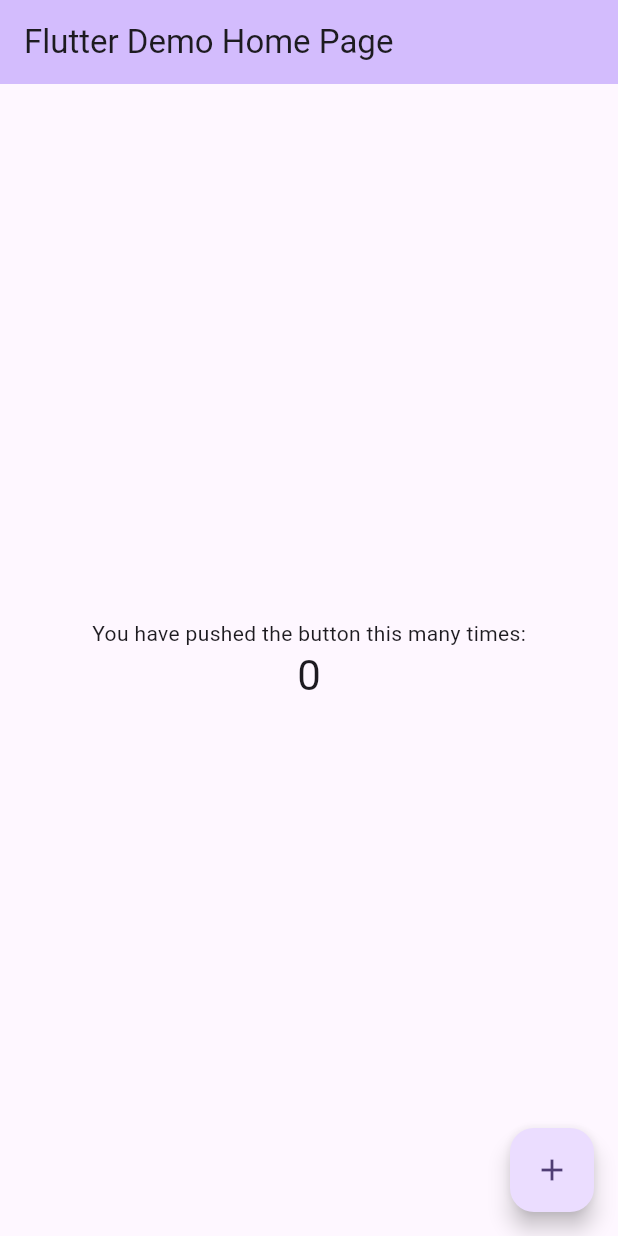
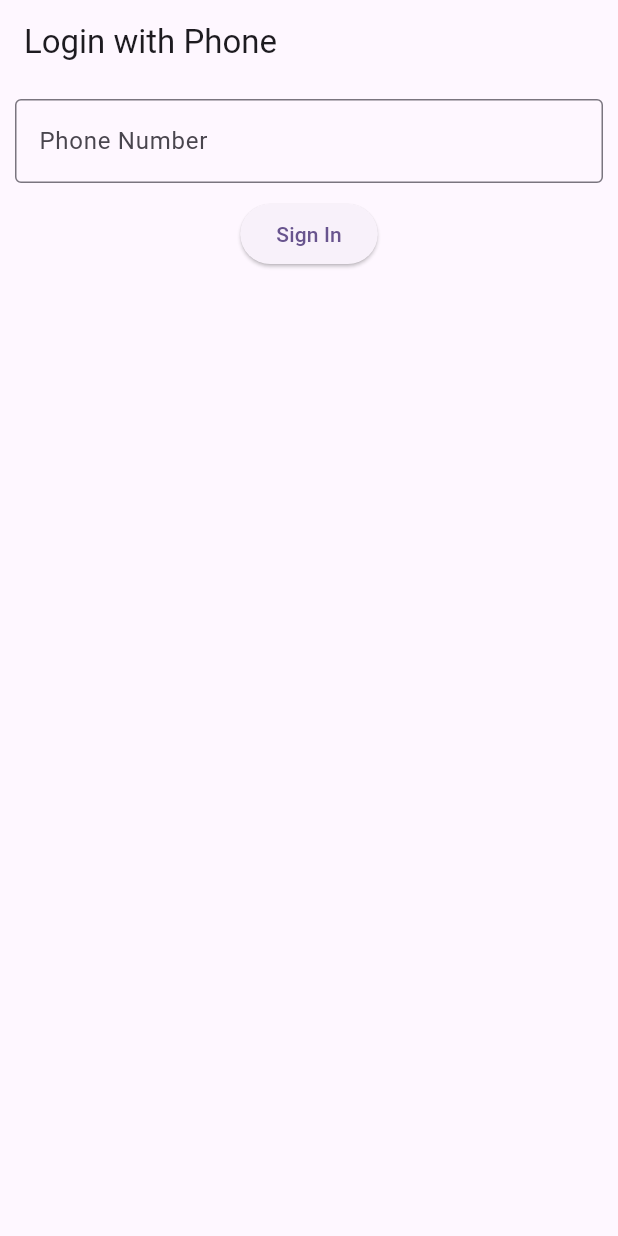
Before and after one commit to abidroid/bloc_cubit_phone_auth, a Flutter app: the screen it shows after launch, on a phone screen of 412 x 824 dp. Run offline on Flutter 3.47's test engine with Material 3 defaults, Android fonts, the phone set to English and light mode, and no system bars; our stand-ins replace bloc, firebase_auth, firebase_core, flutter_bloc; accounts and stored records are empty.

Commit message:
sign in page done

```diff
--- a/lib/main.dart
+++ b/lib/main.dart
@@ -1,7 +1,10 @@
 import 'dart:io';
 
+import 'package:bloc_cubit_phone_auth/cubits/auth_cubit/auth_cubit.dart';
+import 'package:bloc_cubit_phone_auth/screens/sign_in_screen.dart';
 import 'package:firebase_core/firebase_core.dart';
 import 'package:flutter/material.dart';
+import 'package:flutter_bloc/flutter_bloc.dart';
 
 void main() async {
   WidgetsFlutterBinding.ensureInitialized();
@@ -25,116 +28,16 @@ class MyApp extends StatelessWidget {
   // This widget is the root of your application.
   @override
   Widget build(BuildContext context) {
-    return MaterialApp(
-      title: 'Flutter Demo',
-      theme: ThemeData(
-        // This is the theme of your application.
-        //
-        // TRY THIS: Try running your application with "flutter run". You'll see
-        // the application has a purple toolbar. Then, without quitting the app,
-        // try changing the seedColor in the colorScheme below to Colors.green
-        // and then invoke "hot reload" (save your changes or press the "hot
-        // reload" button in a Flutter-supported IDE, or press "r" if you used
-        // the command line to start the app).
-        //
-        // Notice that the counter didn't reset back to zero; the application
-        // state is not lost during the reload. To reset the state, use hot
-        // restart instead.
-        //
-        // This works for code too, not just values: Most code changes can be
-        // tested with just a hot reload.
-        colorScheme: ColorScheme.fromSeed(seedColor: Colors.deepPurple),
-        useMaterial3: true,
+    return BlocProvider<AuthCubit>(
+      create: (context) => AuthCubit(),
+      child: MaterialApp(
+        title: 'Flutter Demo',
+        theme: ThemeData(
+          colorScheme: ColorScheme.fromSeed(seedColor: Colors.deepPurple),
+          useMaterial3: true,
+        ),
+        home: SignInScreen(),
       ),
-      home: const MyHomePage(title: 'Flutter Demo Home Page'),
     );
   }
 }
-
-class MyHomePage extends StatefulWidget {
-  const MyHomePage({super.key, required this.title});
-
-  // This widget is the home page of your application. It is stateful, meaning
-  // that it has a State object (defined below) that contains fields that affect
-  // how it looks.
-
-  // This class is the configuration for the state. It holds the values (in this
-  // case the title) provided by the parent (in this case the App widget) and
-  // used by the build method of the State. Fields in a Widget subclass are
-  // always marked "final".
-
-  final String title;
-
-  @override
-  State<MyHomePage> createState() => _MyHomePageState();
-}
-
-class _MyHomePageState extends State<MyHomePage> {
-  int _counter = 0;
-
-  void _incrementCounter() {
-    setState(() {
-      // This call to setState tells the Flutter framework that something has
-      // changed in this State, which causes it to rerun the build method below
-      // so that the display can reflect the updated values. If we changed
-      // _counter without calling setState(), then the build method would not be
-      // called again, and so nothing would appear to happen.
-      _counter++;
-    });
-  }
-
-  @override
-  Widget build(BuildContext context) {
-    // This method is rerun every time setState is called, for instance as done
-    // by the _incrementCounter method above.
-    //
-    // The Flutter framework has been optimized to make rerunning build methods
-    // fast, so that you can just rebuild anything that needs updating rather
-    // than having to individually change instances of widgets.
-    return Scaffold(
-      appBar: AppBar(
-        // TRY THIS: Try changing the color here to a specific color (to
-        // Colors.amber, perhaps?) and trigger a hot reload to see the AppBar
-        // change color while the other colors stay the same.
-        backgroundColor: Theme.of(context).colorScheme.inversePrimary,
-        // Here we take the value from the MyHomePage object that was created by
-        // the App.build method, and use it to set our appbar title.
-        title: Text(widget.title),
-      ),
-      body: Center(
-        // Center is a layout widget. It takes a single child and positions it
-        // in the middle of the parent.
-        child: Column(
-          // Column is also a layout widget. It takes a list of children and
-          // arranges them vertically. By default, it sizes itself to fit its
-          // children horizontally, and tries to be as tall as its parent.
-          //
-          // Column has various properties to control how it sizes itself and
-          // how it positions its children. Here we use mainAxisAlignment to
-          // center the children vertically; the main axis here is the vertical
-          // axis because Columns are vertical (the cross axis would be
-          // horizontal).
-          //
-          // TRY THIS: Invoke "debug painting" (choose the "Toggle Debug Paint"
-          // action in the IDE, or press "p" in the console), to see the
-          // wireframe for each widget.
-          mainAxisAlignment: MainAxisAlignment.center,
-          children: <Widget>[
-            const Text(
-              'You have pushed the button this many times:',
-            ),
-            Text(
-              '$_counter',
-              style: Theme.of(context).textTheme.headlineMedium,
-            ),
-          ],
-        ),
-      ),
-      floatingActionButton: FloatingActionButton(
-        onPressed: _incrementCounter,
-        tooltip: 'Increment',
-        child: const Icon(Icons.add),
-      ), // This trailing comma makes auto-formatting nicer for build methods.
-    );
-  }
-}
--- a/lib/screens/sign_in_screen.dart
+++ b/lib/screens/sign_in_screen.dart
@@ -0,0 +1,55 @@
+import 'package:bloc_cubit_phone_auth/cubits/auth_cubit/auth_cubit.dart';
+import 'package:bloc_cubit_phone_auth/screens/verify_phone_number.dart';
+import 'package:flutter/material.dart';
+import 'package:flutter_bloc/flutter_bloc.dart';
+
+class SignInScreen extends StatelessWidget {
+  TextEditingController phoneController = TextEditingController();
+
+  @override
+  Widget build(BuildContext context) {
+    return Scaffold(
+      appBar: AppBar(
+        title: const Text('Login with Phone'),
+      ),
+      body: Padding(
+        padding: const EdgeInsets.all(10.0),
+        child: Column(
+          children: [
+            TextField(
+              controller: phoneController,
+              maxLength: 10,
+              keyboardType: TextInputType.number,
+              decoration: const InputDecoration(
+                border: OutlineInputBorder(),
+                hintText: "Phone Number",
+                counterText: "",
+              ),
+            ),
+            const SizedBox(height: 10),
+            BlocConsumer<AuthCubit, AuthState>(builder: (context, state) {
+              if (state is AuthLoadingState) {
+                return const Center(
+                  child: CircularProgressIndicator(),
+                );
+              }
+
+              return ElevatedButton(
+                  onPressed: () {
+                    String phoneNumber = '+92${phoneController.text}';
+                    BlocProvider.of<AuthCubit>(context).sendOTP(phoneNumber);
+                  },
+                  child: const Text('Sign In'));
+            }, listener: (context, state) {
+              if (state is AuthCodeSentState) {
+                Navigator.of(context).push(MaterialPageRoute(builder: (_) {
+                  return const VerifyPhoneNumber();
+                }));
+              }
+            })
+          ],
+        ),
+      ),
+    );
+  }
+}
--- a/lib/screens/verify_phone_number.dart
+++ b/lib/screens/verify_phone_number.dart
@@ -0,0 +1,20 @@
+import 'package:flutter/material.dart';
+
+class VerifyPhoneNumber extends StatefulWidget {
+  const VerifyPhoneNumber({super.key});
+
+  @override
+  State<VerifyPhoneNumber> createState() => _VerifyPhoneNumberState();
+}
+
+class _VerifyPhoneNumberState extends State<VerifyPhoneNumber> {
+  @override
+  Widget build(BuildContext context) {
+    return Scaffold(
+      appBar: AppBar(
+        title: const Text('Verify Phone Number'),
+      ),
+      body: Placeholder(),
+    );
+  }
+}
```
